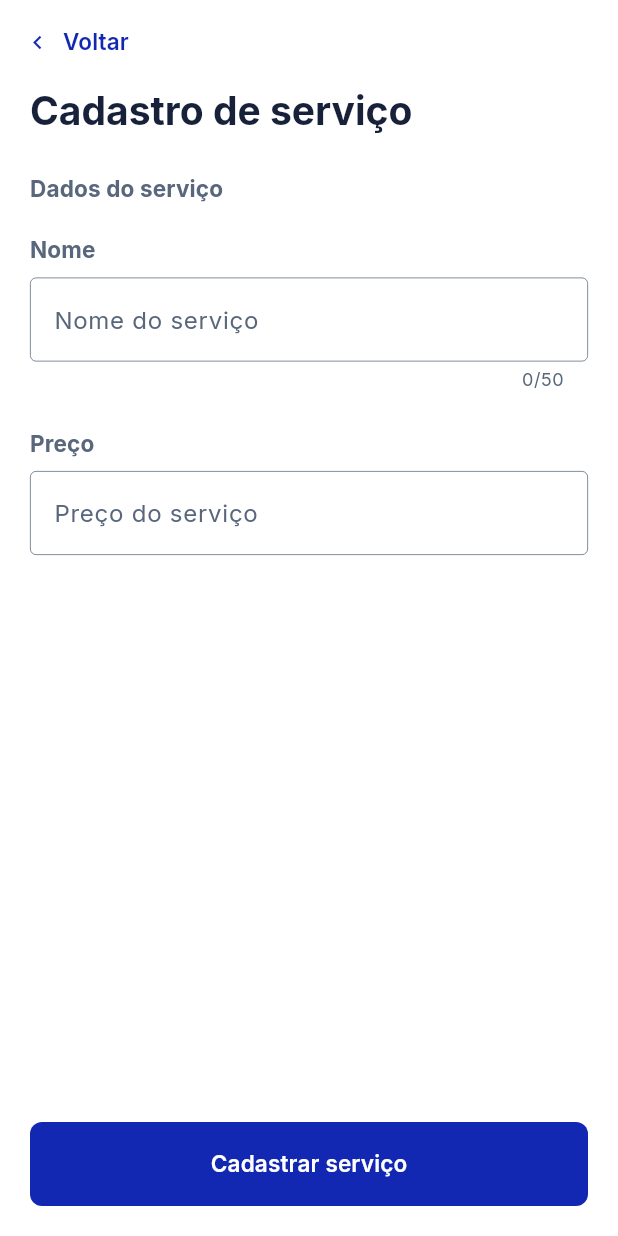
After one commit to HeberFHLemes/projeto-integrador-vi-b, a Flutter app: the CadastroServicoPage screen opened by its route, on a phone screen of 412 x 824 dp. The commit adds this screen. Run offline on Flutter 3.47's test engine with Material 3 defaults, Android fonts, the phone set to English and light mode, and no system bars; our stand-ins replace get_it, go_router, sqflite; accounts and stored records are empty.

Commit message:
refactor: Extrai formulário de Serviços para componente

```diff
--- a/lib/features/servicos/presentation/pages/cadastro_servico_page.dart
+++ b/lib/features/servicos/presentation/pages/cadastro_servico_page.dart
@@ -4,9 +4,8 @@ import 'package:go_router/go_router.dart';
 import '../../../../app/di/dependencies.dart';
 import '../../../../core/ui/app_material_banner.dart';
 import '../../../../core/ui/layouts/secondary_layout.dart';
-import '../../../../core/ui/primary_button.dart';
-import '../formatters/money_input_formatter.dart';
 import '../viewmodels/cadastro_servico_view_model.dart';
+import '../widgets/servico_form.dart';
 
 class CadastroServicoPage extends StatefulWidget {
   const CadastroServicoPage({super.key});
@@ -22,8 +21,6 @@ class _CadastroServicoPageState extends State<CadastroServicoPage> {
 
   final TextEditingController _nomeController = TextEditingController();
   final TextEditingController _precoController = TextEditingController();
-
-  final int _priceMaxLength = 12;
 
   @override
   void initState() {
@@ -47,8 +44,8 @@ class _CadastroServicoPageState extends State<CadastroServicoPage> {
 
     return SecondaryLayout(
       child: Column(
-        mainAxisAlignment: MainAxisAlignment.spaceBetween,
-        crossAxisAlignment: CrossAxisAlignment.start,
+        crossAxisAlignment: CrossAxisAlignment.stretch,
+        spacing: 8,
         children: [
           if (_viewModel.errorMessage != null)
             Text(
@@ -58,11 +55,6 @@ class _CadastroServicoPageState extends State<CadastroServicoPage> {
               ),
             ),
 
-          Column(
-            mainAxisAlignment: MainAxisAlignment.start,
-            crossAxisAlignment: CrossAxisAlignment.stretch,
-            spacing: 8,
-            children: [
           Text(
             'Cadastro de serviço',
             style: textTheme.headlineSmall,
@@ -80,100 +72,20 @@ class _CadastroServicoPageState extends State<CadastroServicoPage> {
 
           const SizedBox(height: 4),
 
-              Form(
-                key: _formKey,
-                child: Column(
-                  mainAxisAlignment: MainAxisAlignment.start,
-                  crossAxisAlignment: CrossAxisAlignment.stretch,
-                  spacing: 8,
-                  children: [
-                    Text(
-                      'Nome',
-                      style: textTheme.labelLarge?.copyWith(
-                        color: colorScheme.onSurfaceVariant,
-                        fontWeight: FontWeight.bold,
-                      ),
-                    ),
-
-                    // Campo para nome
-                    TextFormField(
-                      maxLines: 1,
-                      maxLength: 50,
-                      controller: _nomeController,
-                      decoration: InputDecoration(
-                        hintText: 'Nome do serviço',
-                        border: OutlineInputBorder(),
-                      ),
-                      validator: _validarNome,
-                    ),
-
-                    const SizedBox(height: 8,),
-
-                    Text(
-                      'Preço',
-                      style: textTheme.labelLarge?.copyWith(
-                        color: colorScheme.onSurfaceVariant,
-                        fontWeight: FontWeight.bold,
-                      ),
-                    ),
-
-                    TextFormField(
-                      maxLines: 1,
-                      controller: _precoController,
-                      keyboardType: TextInputType.number,
-                      inputFormatters: [
-                        // Impedindo digitação de caracteres além do limite
-                        // no próprio formatador.
-                        MoneyInputFormatter(maxLength: _priceMaxLength),
-                      ],
-                      decoration: InputDecoration(
-                        hintText: 'Preço do serviço',
-                        border: const OutlineInputBorder(),
-                      ),
-                      validator: _validarPreco,
-                    ),
-                  ],
+          // Formulário em si
+          Expanded(
+            child: ServicoForm(
+              formKey: _formKey,
+              nomeController: _nomeController,
+              precoController: _precoController,
+              onSubmit: _submit,
+              isLoading: _viewModel.isLoading,
+              submitLabel: 'Cadastrar serviço',
             ),
           ),
         ],
       ),
-
-          PrimaryButton(
-            label: 'Cadastrar serviço',
-            onPressed: _viewModel.isLoading ? null : _submit,
-            isExpanded: true,
-          ),
-        ],
-      ),
     );
-  }
-
-  String? _validarNome(String? nome) {
-    if (nome == null || nome.trim().isEmpty) {
-      return 'Informe o nome do serviço';
-    }
-
-    if (nome.trim().length < 2) {
-      return 'O nome deve ter pelo menos 2 caracteres';
-    }
-
-    return null;
-  }
-
-  String? _validarPreco(String? preco) {
-    if (preco == null || preco.isEmpty) {
-      return 'Informe o preço do serviço';
-    }
-
-    final centavos = int.tryParse(
-      preco.replaceAll(RegExp(r'\D'), ''),
-    );
-
-    if (centavos == null || centavos < 0) {
-      return 'Informe um preço válido';
-    }
-
-    return null;
   }
 
   Future<void> _submit() async {
--- /dev/null
+++ b/lib/features/servicos/presentation/widgets/servico_form.dart
@@ -0,0 +1,132 @@
+import 'package:flutter/material.dart';
+
+import '../../../../core/ui/primary_button.dart';
+import '../formatters/money_input_formatter.dart';
+
+/// Formulário para cadastrar ou editar serviços.
+class ServicoForm extends StatelessWidget {
+  const ServicoForm({
+    super.key,
+    required this.formKey,
+    required this.nomeController,
+    required this.precoController,
+    required this.onSubmit,
+    required this.isLoading,
+    required this.submitLabel,
+    this.priceMaxLength = 12,
+  });
+
+  final GlobalKey<FormState> formKey;
+
+  final TextEditingController nomeController;
+  final TextEditingController precoController;
+
+  final VoidCallback onSubmit;
+  final bool isLoading;
+  final String submitLabel;
+
+  final int priceMaxLength;
+
+  @override
+  Widget build(BuildContext context) {
+    final textTheme = Theme.of(context).textTheme;
+    final colorScheme = Theme.of(context).colorScheme;
+
+    return Form(
+      key: formKey,
+      child: Column(
+        mainAxisAlignment: MainAxisAlignment.spaceBetween,
+        crossAxisAlignment: CrossAxisAlignment.stretch,
+        spacing: 8,
+        children: [
+          Column(
+            crossAxisAlignment: CrossAxisAlignment.stretch,
+            spacing: 8,
+            children: [
+              Text(
+                'Nome',
+                style: textTheme.labelLarge?.copyWith(
+                  color: colorScheme.onSurfaceVariant,
+                  fontWeight: FontWeight.bold,
+                ),
+              ),
+
+              // Campo para nome
+              TextFormField(
+                maxLines: 1,
+                maxLength: 50,
+                controller: nomeController,
+                decoration: InputDecoration(
+                  hintText: 'Nome do serviço',
+                  border: OutlineInputBorder(),
+                ),
+                validator: _validarNome,
+              ),
+
+              const SizedBox(height: 8,),
+
+              Text(
+                'Preço',
+                style: textTheme.labelLarge?.copyWith(
+                  color: colorScheme.onSurfaceVariant,
+                  fontWeight: FontWeight.bold,
+                ),
+              ),
+
+              TextFormField(
+                maxLines: 1,
+                controller: precoController,
+                keyboardType: TextInputType.number,
+                inputFormatters: [
+                  // Impedindo digitação de caracteres além do limite
+                  // no próprio formatador.
+                  MoneyInputFormatter(maxLength: priceMaxLength),
+                ],
+                decoration: InputDecoration(
+                  hintText: 'Preço do serviço',
+                  border: const OutlineInputBorder(),
+                ),
+                validator: _validarPreco,
+              ),
+            ],
+          ),
+
+          // Botão de submit do formulário
+          PrimaryButton(
+            label: submitLabel,
+            onPressed: isLoading ? null : onSubmit,
+            isExpanded: true,
+          ),
+        ],
+      ),
+    );
+  }
+
+  String? _validarNome(String? nome) {
+    if (nome == null || nome.trim().isEmpty) {
+      return 'Informe o nome do serviço';
+    }
+
+    if (nome.trim().length < 2) {
+      return 'O nome deve ter pelo menos 2 caracteres';
+    }
+
+    return null;
+  }
+
+  String? _validarPreco(String? preco) {
+    if (preco == null || preco.isEmpty) {
+      return 'Informe o preço do serviço';
+    }
+
+    final centavos = int.tryParse(
+      preco.replaceAll(RegExp(r'\D'), ''),
+    );
+
+    if (centavos == null || centavos < 0) {
+      return 'Informe um preço válido';
+    }
+
+    return null;
+  }
+}
```
Lines whose indentation alone changed are shown as unchanged.
